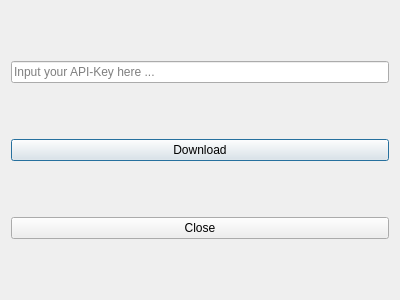
Qt form OhsomeDownloader/ui/ohsome_dialog.ui (TKleinwort/ohsome-downloader-qgis-plugin) before a commit.
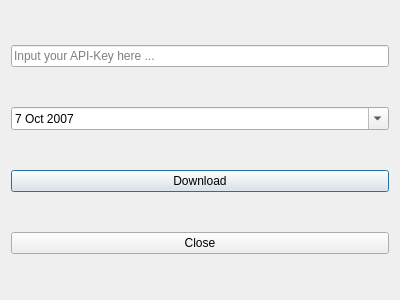
The same form after that commit.

Commit message: GUI: introducing the DateEdit-Widget to allow the selection of the snapshot date

The edit to the form file:
```diff
--- a/OhsomeDownloader/ui/ohsome_dialog.ui
+++ b/OhsomeDownloader/ui/ohsome_dialog.ui
@@ -24,6 +24,30 @@
      </property>
     </widget>
    </item>
+   <item>
+    <widget class="QDateEdit" name="dateEdit">
+     <property name="minimumDateTime">
+      <datetime>
+       <hour>22</hour>
+       <minute>0</minute>
+       <second>0</second>
+       <year>2007</year>
+       <month>10</month>
+       <day>7</day>
+      </datetime>
+     </property>
+     <property name="minimumDate">
+      <date>
+       <year>2007</year>
+       <month>10</month>
+       <day>7</day>
+      </date>
+     </property>
+     <property name="calendarPopup">
+      <bool>true</bool>
+     </property>
+    </widget>
+   </item>
    <item>
     <widget class="QPushButton" name="PushButtonDownload">
      <property name="text">
```
